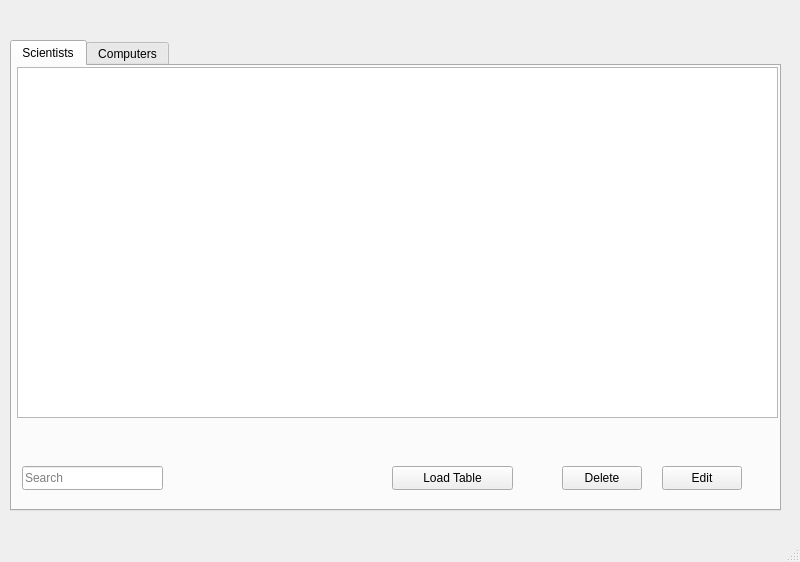
Qt form verklegt_vika_3/verklegt_GUI/UI/mainwindow.ui (vilhjalmur12/verklegt_1) before a commit.
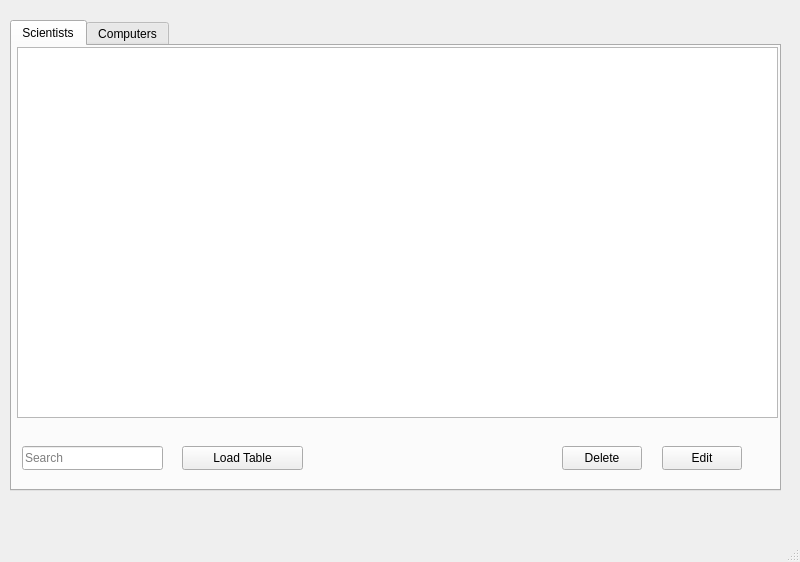
The same form after that commit.

The edit to the form file:
```diff
--- a/verklegt_vika_3/verklegt_GUI/UI/mainwindow.ui
+++ b/verklegt_vika_3/verklegt_GUI/UI/mainwindow.ui
@@ -18,7 +18,7 @@
     <property name="geometry">
      <rect>
       <x>10</x>
-      <y>40</y>
+      <y>20</y>
       <width>771</width>
       <height>471</height>
      </rect>
@@ -75,14 +75,14 @@
         <x>5</x>
         <y>1</y>
         <width>761</width>
-        <height>351</height>
+        <height>371</height>
        </rect>
       </property>
      </widget>
      <widget class="QPushButton" name="pushButton_loadScientist">
       <property name="geometry">
        <rect>
-        <x>380</x>
+        <x>170</x>
         <y>400</y>
         <width>121</width>
         <height>24</height>
```
